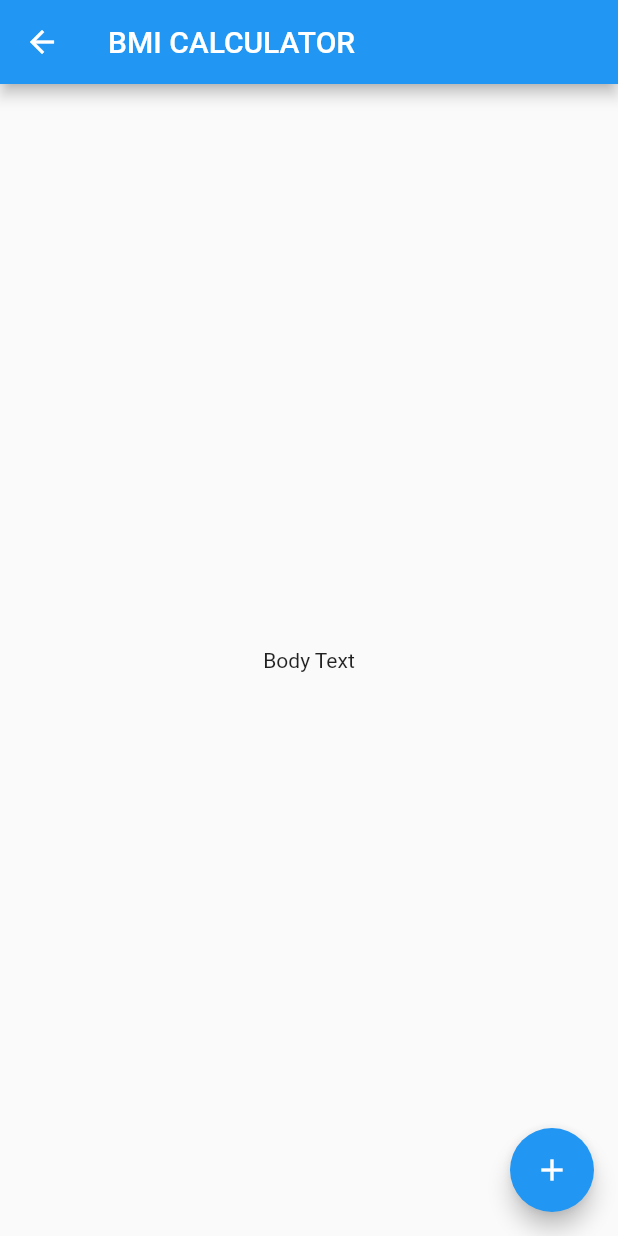
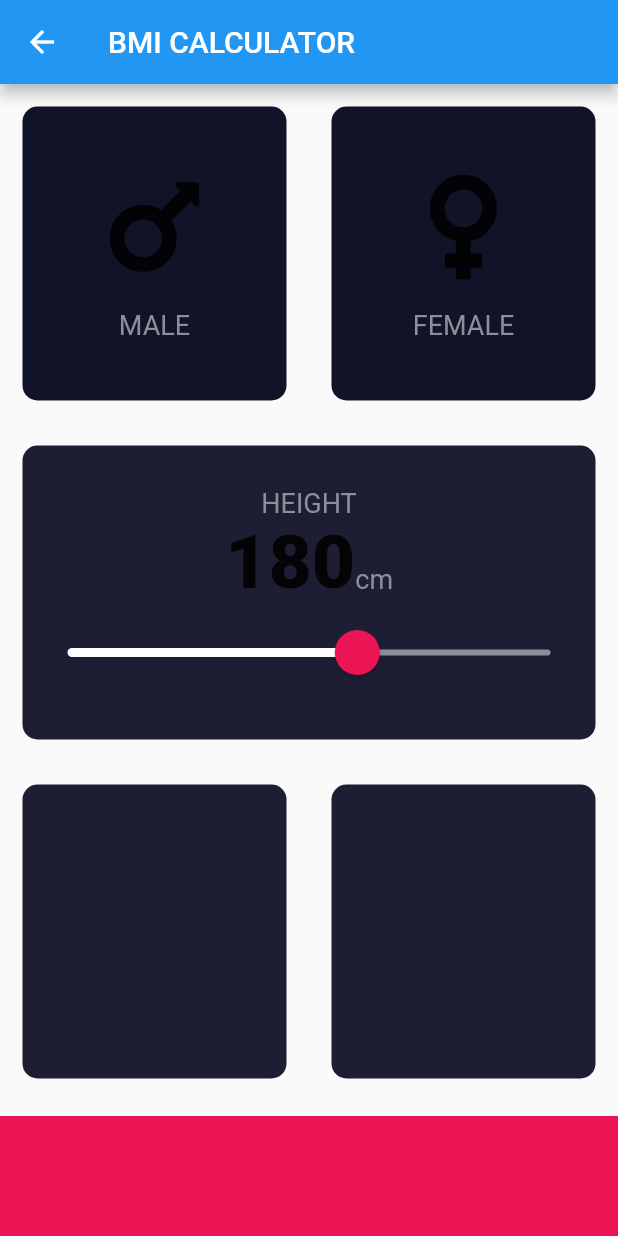
Before and after one commit to mattydeprecate/flutter-playground, a Flutter app: the InputPage screen opened directly, on a phone screen of 412 x 824 dp. Run offline on Flutter 3.47's test engine with Material 2 defaults, Android fonts, the light colour scheme and no system bars; our stand-ins replace audioplayers, font_awesome_flutter, rflutter_alert.

Commit message:
appbrewery lesson

```diff
--- a/lib/bmicalculator/bmicalculator_screen.dart
+++ b/lib/bmicalculator/bmicalculator_screen.dart
@@ -1,9 +1,22 @@
 import 'package:flutter/material.dart';
+import 'package:flutter_playground/bmicalculator/constants.dart';
+import 'package:flutter_playground/bmicalculator/icon_content.dart';
+import 'package:flutter_playground/bmicalculator/reusable_card.dart';
+import 'package:font_awesome_flutter/font_awesome_flutter.dart';
+
+enum Gender {
+  male,
+  female,
+}
 
 class BMICalculatorScreen extends StatelessWidget {
   @override
   Widget build(BuildContext context) {
-    return InputPage();
+    return Theme(
+        data: ThemeData.dark().copyWith(
+            primaryColor: Color(0xFF0A0E21),
+            scaffoldBackgroundColor: Color(0xFF0A0E21)),
+        child: InputPage());
   }
 }
 
@@ -13,17 +26,126 @@ class InputPage extends StatefulWidget {
 }
 
 class _InputPageState extends State<InputPage> {
+  Gender selectedGender;
+  int height = 180;
+
   @override
   Widget build(BuildContext context) {
     return Scaffold(
       appBar: AppBar(
         title: Text('BMI CALCULATOR'),
       ),
-      body: Center(
-        child: Text('Body Text'),
-      ),
-      floatingActionButton: FloatingActionButton(
-        child: Icon(Icons.add),
+      body: Column(
+        crossAxisAlignment: CrossAxisAlignment.stretch,
+        children: [
+          Expanded(
+              child: Row(
+            children: [
+              Expanded(
+                child: ReusableCard(
+                  onPress: () {
+                    setState(() {
+                      selectedGender = Gender.male;
+                    });
+                  },
+                  color: selectedGender == Gender.male
+                      ? kActiveCardColor
+                      : kInactiveCardColor,
+                  cardChild: IconContent(
+                    icon: FontAwesomeIcons.mars,
+                    label: "MALE",
+                  ),
+                ),
+              ),
+              Expanded(
+                child: ReusableCard(
+                  onPress: () {
+                    setState(() {
+                      selectedGender = Gender.female;
+                    });
+                  },
+                  color: selectedGender == Gender.female
+                      ? kActiveCardColor
+                      : kInactiveCardColor,
+                  cardChild: IconContent(
+                    icon: FontAwesomeIcons.venus,
+                    label: "FEMALE",
+                  ),
+                ),
+              ),
+            ],
+          )),
+          Expanded(
+            child: ReusableCard(
+              color: kActiveCardColor,
+              cardChild: Column(
+                mainAxisAlignment: MainAxisAlignment.center,
+                children: [
+                  Text(
+                    "HEIGHT",
+                    style: kLabelTextStyle,
+                  ),
+                  Row(
+                    mainAxisAlignment: MainAxisAlignment.center,
+                    crossAxisAlignment: CrossAxisAlignment.baseline,
+                    textBaseline: TextBaseline.alphabetic,
+                    children: [
+                      Text(
+                        height.toString(),
+                        style: kNumberTextStyle,
+                      ),
+                      Text(
+                        "cm",
+                        style: kLabelTextStyle,
+                      )
+                    ],
+                  ),
+                  SliderTheme(
+                    data: SliderTheme.of(context).copyWith(
+                      inactiveTrackColor: Color(0xFF8D8E98),
+                      activeTrackColor: Colors.white,
+                      thumbColor: Color(0xFFEB1555),
+                      overlayColor: Color(0x29EB1555),
+                      thumbShape: RoundSliderThumbShape(enabledThumbRadius: 15),
+                      overlayShape: RoundSliderOverlayShape(overlayRadius: 30),
+                    ),
+                    child: Slider(
+                      value: height.toDouble(),
+                      min: 120,
+                      max: 220,
+                      onChanged: (double newValue) {
+                        setState(() {
+                          height = newValue.round();
+                        });
+                      },
+                    ),
+                  ),
+                ],
+              ),
+            ),
+          ),
+          Expanded(
+              child: Row(
+            children: [
+              Expanded(
+                child: ReusableCard(
+                  color: kActiveCardColor,
+                ),
+              ),
+              Expanded(
+                child: ReusableCard(
+                  color: kActiveCardColor,
+                ),
+              ),
+            ],
+          )),
+          Container(
+            color: kBotoomContainerColor,
+            margin: EdgeInsets.only(top: 10),
+            width: double.infinity,
+            height: kBottomContainerHeight,
+          )
+        ],
       ),
     );
   }
--- /dev/null
+++ b/lib/bmicalculator/constants.dart
@@ -0,0 +1,16 @@
+import 'package:flutter/material.dart';
+
+const kBottomContainerHeight = 80.0;
+const kActiveCardColor = Color(0xFF1D1E33);
+const kInactiveCardColor = Color(0xFF111328);
+const kBotoomContainerColor = Color(0xFFEB1555);
+
+const kLabelTextStyle = TextStyle(
+  fontSize: 18,
+  color: Color(0xFF8D8E98),
+);
+
+const kNumberTextStyle = TextStyle(
+  fontSize: 50,
+  fontWeight: FontWeight.w900,
+);
--- /dev/null
+++ b/lib/bmicalculator/icon_content.dart
@@ -0,0 +1,29 @@
+import 'package:flutter/material.dart';
+import 'package:flutter_playground/bmicalculator/constants.dart';
+
+class IconContent extends StatelessWidget {
+  const IconContent({this.icon, this.label});
+
+  final IconData icon;
+  final String label;
+
+  @override
+  Widget build(BuildContext context) {
+    return Column(
+      mainAxisAlignment: MainAxisAlignment.center,
+      children: [
+        Icon(
+          icon,
+          size: 80,
+        ),
+        SizedBox(
+          height: 15,
+        ),
+        Text(
+          label,
+          style: kLabelTextStyle,
+        ),
+      ],
+    );
+  }
+}
--- /dev/null
+++ b/lib/bmicalculator/reusable_card.dart
@@ -0,0 +1,24 @@
+import 'package:flutter/material.dart';
+
+class ReusableCard extends StatelessWidget {
+  ReusableCard({@required this.color, this.cardChild, this.onPress});
+
+  final Color color;
+  final Widget cardChild;
+  final Function onPress;
+
+  @override
+  Widget build(BuildContext context) {
+    return GestureDetector(
+      onTap: onPress,
+      child: Container(
+        child: cardChild,
+        margin: EdgeInsets.all(15),
+        decoration: BoxDecoration(
+          color: color,
+          borderRadius: BorderRadius.circular(10),
+        ),
+      ),
+    );
+  }
+}
--- a/pubspec.yaml
+++ b/pubspec.yaml
@@ -13,6 +13,7 @@ dependencies:
   cupertino_icons: ^0.1.3
   rflutter_alert: ^1.0.3
   audioplayers: ^0.16.0
+  font_awesome_flutter: ^8.8.1
 
 dev_dependencies:
   flutter_test:
```
Also changed, not shown: pubspec.lock, 4 other files.
